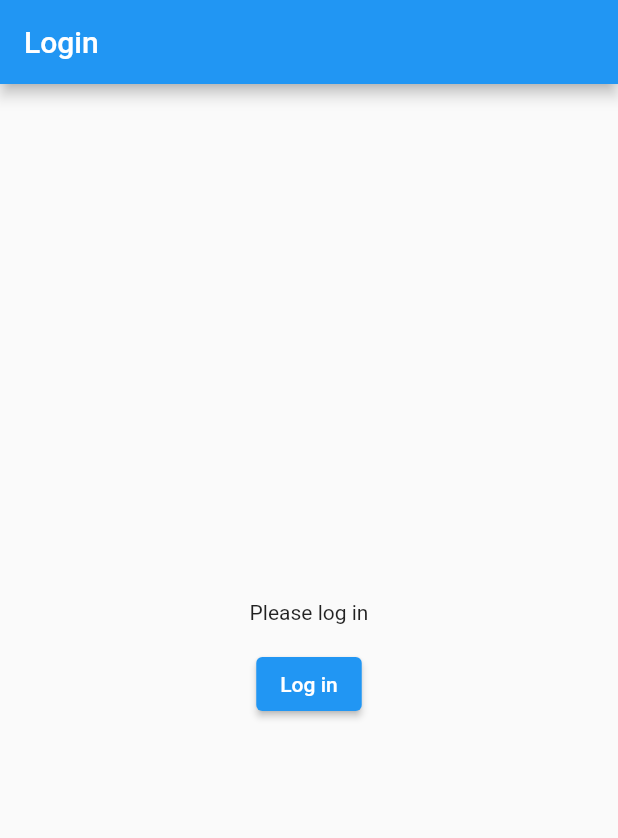
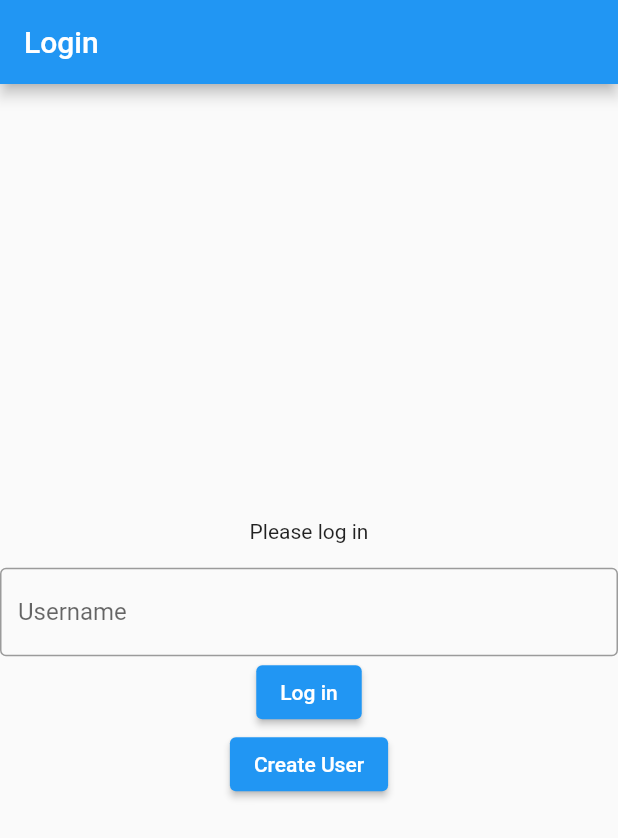
Before and after one commit to mason-porter/smart-health-project, a Flutter app: the screen it shows after launch, on a phone screen of 412 x 824 dp. Shown: the top 838 px of the screen. Run offline on Flutter 3.47's test engine with Material 2 defaults, Android fonts, the phone set to English and light mode, and no system bars; our stand-ins replace fluttertoast, just_audio, percent_indicator, sqflite; missing offline and left inert: record, simple_ripple_animation; accounts and stored records are empty.

Commit message:
SQLite Database Functional
The login page now allows for users to create profiles and login using their profile name

```diff
--- /dev/null
+++ b/SpeechRecorder/lib/classes/user.dart
@@ -0,0 +1,28 @@
+final String tableUsers = 'users';
+final String columnId = 'id';
+final String columnName = 'name';
+
+class User {
+  int? id;
+  String? name;
+
+  Map<String, dynamic> toMap() {
+    var map = <String, dynamic>{columnName: name};
+    if (id != null) {
+      map[columnId] = id;
+    }
+    return map;
+  }
+
+  User();
+
+  User.fromMap(Map<dynamic, dynamic> map) {
+    id = map[columnId];
+    name = map[columnName];
+  }
+
+  @override
+  String toString() {
+    return "User{id:$id,name:$name}";
+  }
+}
--- a/SpeechRecorder/lib/main.dart
+++ b/SpeechRecorder/lib/main.dart
@@ -1,14 +1,30 @@
 import 'package:flutter/material.dart';
 import 'screens/tab_menu.dart';
 import 'screens/login_page.dart';
-import 'package:sqflite/sqflite.dart';
+import 'services/database/database.dart';
 
 void main() {
   runApp(const EntryRoot());
 }
 
-class EntryRoot extends StatelessWidget {
+class EntryRoot extends StatefulWidget {
   const EntryRoot({Key? key}) : super(key: key);
+
+  @override
+  EntryRootState0 createState() => EntryRootState0();
+}
+
+class EntryRootState0 extends State<EntryRoot> {
+  late final dbHelper = DatabaseHelper();
+  final name = String;
+
+  @override
+  void initState() {
+    super.initState();
+    // perform any initialization here
+  }
+
+  int _loggedUserId = -1;
 
   @override
   Widget build(BuildContext context) {
@@ -19,9 +35,43 @@ class EntryRoot extends StatelessWidget {
       ),
       initialRoute: LoginPage.routeName, // set initial route to LoginPage
       routes: {
-        LoginPage.routeName: (context) => const LoginPage(),
+        LoginPage.routeName: (context) => LoginPage(
+              db: dbHelper,
+              idCallback: (val) => {
+                setState(() => {_loggedUserId = val}),
+                debugPrint("MID: " + val.toString()),
+              },
+            ),
         MainTabMenu.routeName: (context) => const MainTabMenu(),
       },
     );
   }
 }
+
+
+/**
+void main() {
+  runApp(EntryRoot());
+}
+
+class EntryRoot extends StatelessWidget {
+  EntryRoot({Key? key}) : super(key: key);
+  late final dbHelper = DatabaseHelper();
+  final name = String;
+
+  @override
+  Widget build(BuildContext context) {
+    return MaterialApp(
+      title: 'My App',
+      theme: ThemeData(
+        primarySwatch: Colors.blue,
+      ),
+      initialRoute: LoginPage.routeName, // set initial route to LoginPage
+      routes: {
+        LoginPage.routeName: (context) => LoginPage(db: dbHelper),
+        MainTabMenu.routeName: (context) => const MainTabMenu(),
+      },
+    );
+  }
+}
+**/
--- a/SpeechRecorder/lib/screens/login_page.dart
+++ b/SpeechRecorder/lib/screens/login_page.dart
@@ -1,10 +1,20 @@
 import 'package:flutter/material.dart';
 import 'tab_menu.dart';
+import '../classes/user.dart';
+import '../services/database/database.dart';
+import 'dart:async';
+
+typedef void IntCallback(int val);
 
 class LoginPage extends StatelessWidget {
   static const routeName = '/login';
+  final DatabaseHelper db;
+  final IntCallback idCallback;
 
-  const LoginPage({Key? key}) : super(key: key);
+  LoginPage({required this.db, required this.idCallback, Key? key})
+      : super(key: key);
+
+  final unameControl = TextEditingController();
 
   @override
   Widget build(BuildContext context) {
@@ -18,12 +28,47 @@ class LoginPage extends StatelessWidget {
           children: [
             const Text('Please log in'),
             const SizedBox(height: 16),
+            TextField(
+              controller: unameControl,
+              decoration: const InputDecoration(
+                border: OutlineInputBorder(),
+                hintText: 'Username',
+              ),
+            ),
             ElevatedButton(
-              onPressed: () {
+              onPressed: () async {
                 // simulate successful login
-                Navigator.pushReplacementNamed(context, MainTabMenu.routeName);
+                int id = await db.searchIdByUser(unameControl.text);
+                if (id != -1) {
+                  idCallback(id);
+                  Navigator.pushReplacementNamed(
+                      context, MainTabMenu.routeName);
+                }
               },
               child: const Text('Log in'),
+            ),
+            ElevatedButton(
+              child: const Text('Create User'),
+              onPressed: () async {
+                User newUser = User();
+                newUser.name = unameControl.text;
+                int id = await db.saveUser(newUser);
+                Future<List<User>> fUsers = db.getUsers();
+                List<User> users = await fUsers;
+                for (User user in users) {
+                  debugPrint(user.toString());
+                }
+                showDialog(
+                  context: context,
+                  builder: (context) {
+                    return AlertDialog(
+                      // Retrieve the text the that user has entered by using the
+                      // TextEditingController.
+                      content: Text('Your username is: ' + unameControl.text),
+                    );
+                  },
+                );
+              },
             ),
           ],
         ),
--- /dev/null
+++ b/SpeechRecorder/lib/services/database/database.dart
@@ -0,0 +1,73 @@
+import 'dart:async';
+import 'package:sqflite/sqflite.dart';
+import 'package:path/path.dart';
+import '../../classes/user.dart';
+import 'package:flutter/foundation.dart';
+
+class DatabaseHelper {
+  static final DatabaseHelper _instance = DatabaseHelper.internal();
+  factory DatabaseHelper() => _instance;
+
+  late Database _db;
+
+  DatabaseHelper.internal();
+
+  Future<Database> get db async {
+    _db = await initDb();
+    return _db;
+  }
+
+  Future<Database> initDb() async {
+    String databasesPath = await getDatabasesPath();
+    String path = join(databasesPath, 'database.db');
+    return await openDatabase(path, version: 1, onCreate: _onCreate);
+  }
+
+  void _onCreate(Database db, int version) async {
+    await db.execute('''
+      create table $tableUsers (
+        $columnId integer primary key autoincrement,
+        $columnName text not null)
+      ''');
+  }
+
+  Future<int> searchIdByUser(String uname) async {
+    var dbClient = await db;
+    List<String> columnsToSelect = [
+      columnId,
+    ];
+    String whereString = '$columnName= ?';
+    List<dynamic> whereArguments = [uname];
+    List<Map> result = await dbClient.query(
+      tableUsers,
+      columns: columnsToSelect,
+      where: whereString,
+      whereArgs: whereArguments,
+    );
+
+    // print the results
+    if (result.length == 1) {
+      return result[0]['id'];
+    }
+    debugPrint("Query failed | Hits: " + result.length.toString());
+    return -1;
+  }
+
+  Future<int> saveUser(User user) async {
+    var dbClient = await db;
+    return await dbClient.insert(tableUsers, user.toMap());
+  }
+
+  Future<List<User>> getUsers() async {
+    var dbClient = await db;
+    List<Map> maps =
+        await dbClient.query(tableUsers, columns: [columnId, columnName]);
+    List<User> users = [];
+    if (maps.isNotEmpty) {
+      for (int i = 0; i < maps.length; i++) {
+        users.add(User.fromMap(maps[i]));
+      }
+    }
+    return users;
+  }
+}
```
Also changed, not shown: SpeechRecorder/lib/screens/record_widget.dart (+11 -0 lines).
